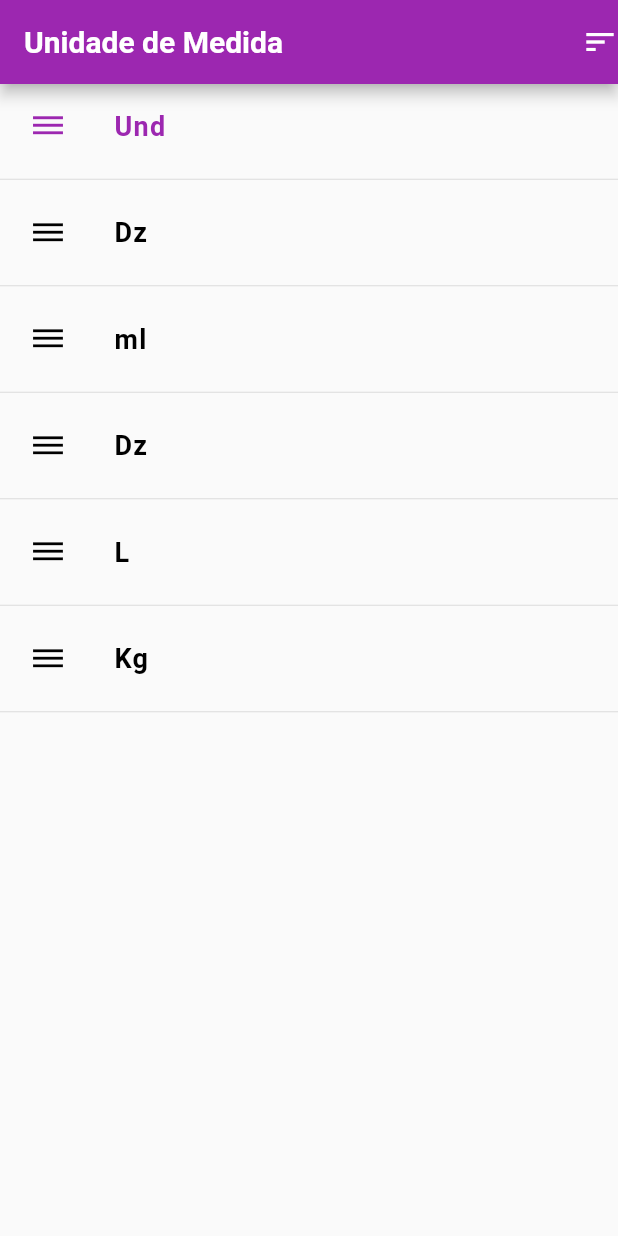
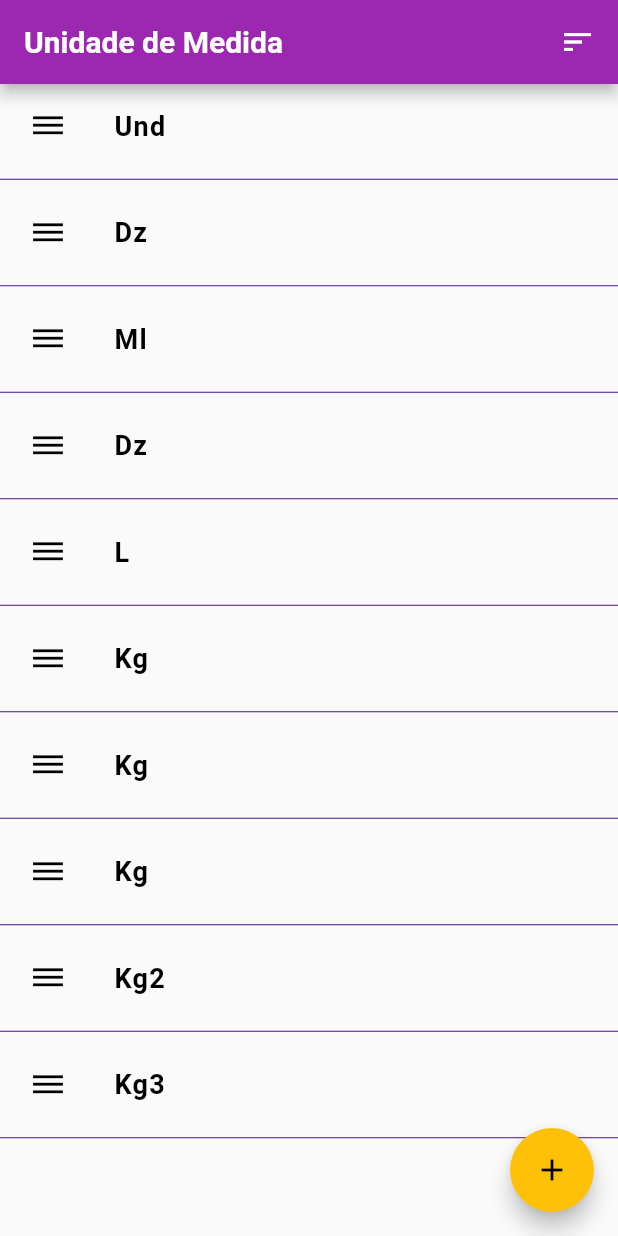
Before and after one commit to JairoAlves23/Flutter_curso_consumo_servicos, a Flutter app: the screen it shows after launch, on a phone screen of 412 x 824 dp. Run offline on Flutter 3.47's test engine with Material 2 defaults, Android fonts, the phone set to English and light mode, and no system bars; Roboto replaces fonts that are missing (Quicksand).

Commit message:
title_list2

```diff
--- a/lib/Home.dart
+++ b/lib/Home.dart
@@ -7,48 +7,116 @@ class Home extends StatelessWidget {
     return Scaffold(
       appBar: AppBar(
         title: Text("Unidade de Medida"),
-        actions: <Widget>[Icon(Icons.sort)],
+        actions: <Widget>[
+          Container(
+            child: Icon(Icons.sort),
+            margin: EdgeInsets.only(right: 15),
+          )
+        ],
       ),
-      body: Column(
+      body: SingleChildScrollView(
+        child: Column(
           children: <Widget>[
             IconTileMedida(
-            highLighted: true,
+              highLighted: false,
               iconData: Icons.dehaze,
               label: "Und",
             ),
-          Divider(height: 15,),
+            Divider(
+              height: 15,
+              color: Colors.purple[900],
+            ),
             IconTileMedida(
               highLighted: false,
               iconData: Icons.dehaze,
               label: "Dz",
             ),
-          Divider(height: 15,),
+            Divider(
+              height: 15,
+              color: Colors.purple[900],
+            ),
             IconTileMedida(
               highLighted: false,
               iconData: Icons.dehaze,
-            label: "ml",
+              label: "Ml",
             ),
-          Divider(height: 15,),
+            Divider(
+              height: 15,
+              color: Colors.purple[900],
+            ),
             IconTileMedida(
               highLighted: false,
               iconData: Icons.dehaze,
               label: "Dz",
             ),
-          Divider(height: 15,),
+            Divider(
+              height: 15,
+              color: Colors.purple[900],
+            ),
             IconTileMedida(
               highLighted: false,
               iconData: Icons.dehaze,
               label: "L",
             ),
-          Divider(height: 15,),
+            Divider(
+              height: 15,
+              color: Colors.purple[900],
+            ),
             IconTileMedida(
               highLighted: false,
               iconData: Icons.dehaze,
               label: "Kg",
             ),
-          Divider(height: 15,),
+            Divider(
+              height: 15,
+              color: Colors.purple[900],
+            ),
+            IconTileMedida(
+              highLighted: false,
+              iconData: Icons.dehaze,
+              label: "Kg",
+            ),
+            Divider(
+              height: 15,
+              color: Colors.purple[900],
+            ),
+            IconTileMedida(
+              highLighted: false,
+              iconData: Icons.dehaze,
+              label: "Kg",
+            ),
+            Divider(
+              height: 15,
+              color: Colors.purple[900],
+            ),
+            IconTileMedida(
+              highLighted: false,
+              iconData: Icons.dehaze,
+              label: "Kg2",
+            ),
+            Divider(
+              height: 15,
+              color: Colors.purple[900],
+            ),
+            IconTileMedida(
+              highLighted: false,
+              iconData: Icons.dehaze,
+              label: "Kg3",
+            ),
+            Divider(
+              height: 15,
+              color: Colors.purple[900],
+            ),
           ],
         ),
+      ),
+      floatingActionButton: FloatingActionButton(
+        onPressed: () {},
+        child: Icon(
+          Icons.add,
+        ),
+      ),
+      floatingActionButtonLocation: FloatingActionButtonLocation.endFloat,
     );
   }
 }
```
Lines whose indentation alone changed are shown as unchanged.
